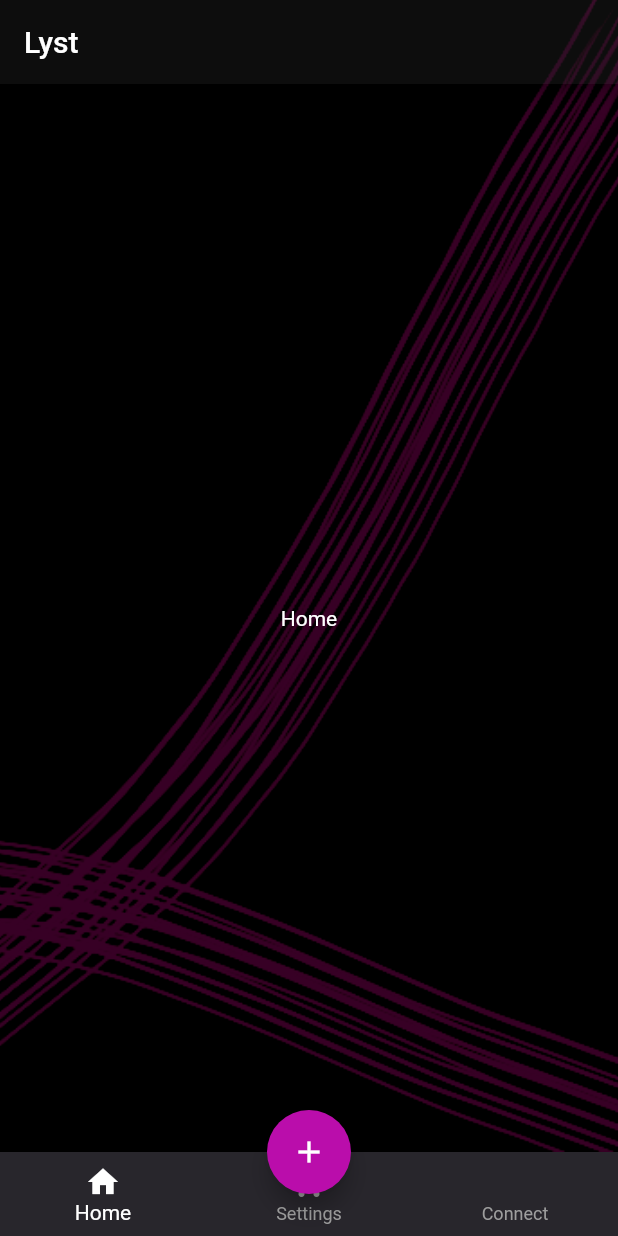
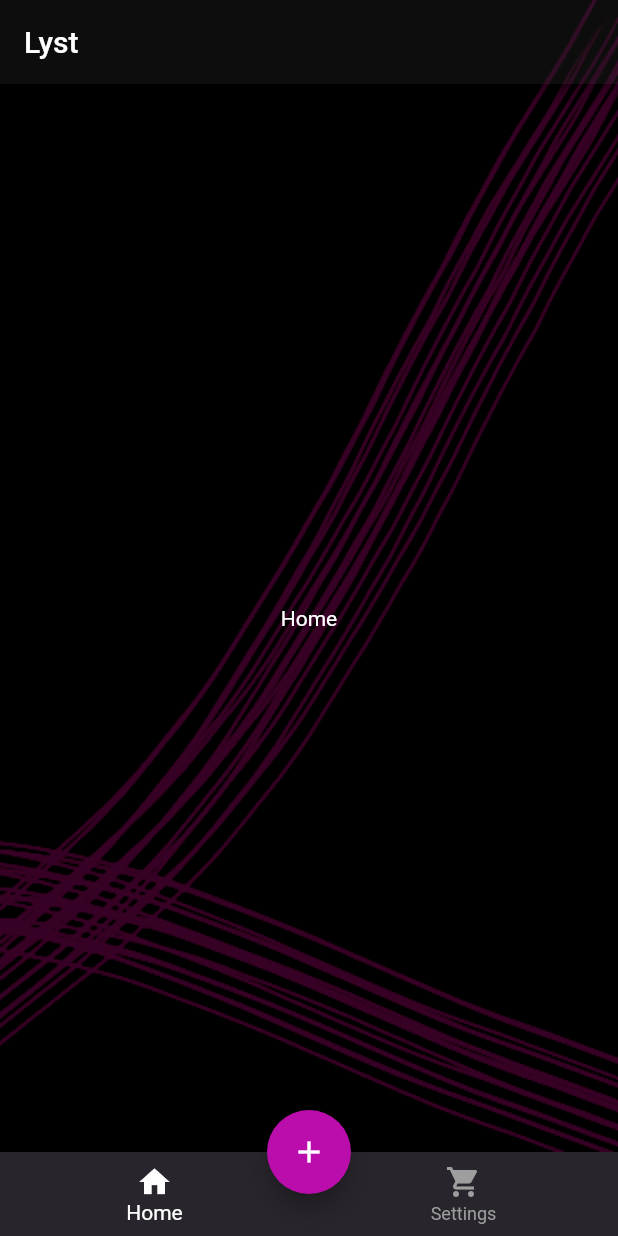
Before and after one commit to aylton-almeida/lyst_ui, a Flutter app: the screen it shows after launch, on a phone screen of 412 x 824 dp. Run offline on Flutter 3.47's test engine with Material 2 defaults, Android fonts, the phone set to English and light mode, and no system bars.

Commit message:
Update routes.dart

```diff
--- a/lib/routes.dart
+++ b/lib/routes.dart
@@ -24,12 +24,6 @@ class Routes {
       icon: Icons.shopping_cart,
       child: Center(child: Text('Settings')),
     ),
-    Destination(
-      title: "Connect",
-      //icon: Icons.home,
-      routes: [CategoriesScreen()],
-    ),
-
   ];
 
   final appTheme = ThemeData(
```
